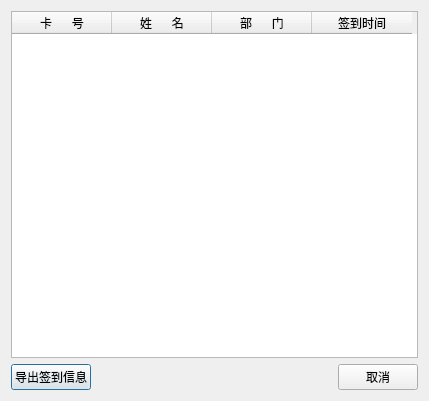
First picture: the form in sign_indata.ui, repository helloCZZ/FRS, before the edit.
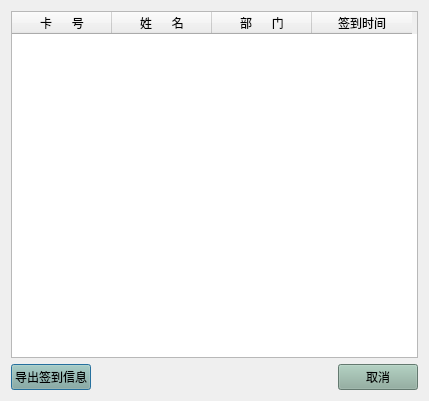
Second picture: the form after the edit.

Patch:
```diff
--- a/sign_indata.ui
+++ b/sign_indata.ui
@@ -42,6 +42,9 @@
     <layout class="QHBoxLayout" name="horizontalLayout">
      <item>
       <widget class="QPushButton" name="pushButton">
+       <property name="styleSheet">
+        <string notr="true">background:rgb(138, 170, 155)</string>
+       </property>
        <property name="text">
         <string>导出签到信息</string>
        </property>
@@ -62,6 +65,9 @@
      </item>
      <item>
       <widget class="QPushButton" name="pushButton_2">
+       <property name="styleSheet">
+        <string notr="true">background:rgb(138, 170, 155)</string>
+       </property>
        <property name="text">
         <string>取消</string>
        </property>
```
